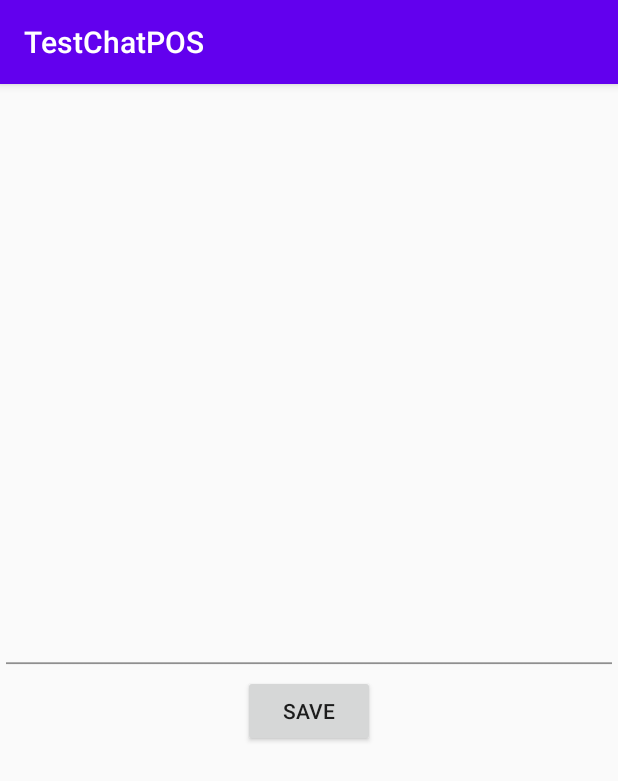
After one commit to russabit/MQTT-chat, an Android app: the NewContactFragment screen opened through its navigation route, on a phone screen of 412 x 824 dp. The commit adds this screen. Shown: the top 781 px of the screen. Run offline under Robolectric (Android 15) with nearby library versions, the phone set to English and light mode, and no system bars; our stand-ins replace Room's generated code.

Commit message:
creating new contact added

```diff
--- a/app/src/main/java/com/rsabitov/testchatpos/DB/Contact.java
+++ b/app/src/main/java/com/rsabitov/testchatpos/DB/Contact.java
@@ -7,7 +7,9 @@ import androidx.room.PrimaryKey;
 @Entity
 public class Contact {
 
-    @PrimaryKey
+    @PrimaryKey(autoGenerate = true)
+    public int id;
+
     @NonNull
     public String name;
 
--- a/app/src/main/java/com/rsabitov/testchatpos/OnNextFragment.java
+++ /dev/null
@@ -1,5 +0,0 @@
-package com.rsabitov.testchatpos;
-
-public interface OnNextFragment {
-    void onNextFragment();
-}
--- a/app/src/main/java/com/rsabitov/testchatpos/fragments/ContactsFragment.java
+++ b/app/src/main/java/com/rsabitov/testchatpos/fragments/ContactsFragment.java
@@ -8,6 +8,7 @@ import android.os.Bundle;
 import androidx.annotation.NonNull;
 import androidx.annotation.Nullable;
 import androidx.fragment.app.Fragment;
+import androidx.navigation.Navigation;
 import androidx.recyclerview.widget.LinearLayoutManager;
 import androidx.recyclerview.widget.RecyclerView;
 
@@ -15,7 +16,7 @@ import android.view.LayoutInflater;
 import android.view.View;
 import android.view.ViewGroup;
 
-import com.rsabitov.testchatpos.OnNextFragment;
+import com.google.android.material.floatingactionbutton.FloatingActionButton;
 import com.rsabitov.testchatpos.R;
 import com.rsabitov.testchatpos.adapters.ContactsRecyclerViewAdapter;
 
@@ -24,7 +25,6 @@ public class ContactsFragment extends Fragment implements ContactsRecyclerViewAd
     private ContactsViewModel mContactsViewModel;
     //private MessagesViewModel mMessagesViewModel;
     private ContactsRecyclerViewAdapter mAdapter;
-    private OnNextFragment mListener;
 
     public static ContactsFragment newInstance() {
         return new ContactsFragment();
@@ -33,7 +33,6 @@ public class ContactsFragment extends Fragment implements ContactsRecyclerViewAd
     @Override
     public void onAttach(@NonNull Context context) {
         super.onAttach(context);
-        mListener = (OnNextFragment) getActivity();
     }
 
     @Override
@@ -44,6 +43,8 @@ public class ContactsFragment extends Fragment implements ContactsRecyclerViewAd
         //mMessagesViewModel = new ViewModelProvider(getActivity()).get(MessagesViewModel.class);
         initRecyclerView(view);
         mContactsViewModel.getAllContacts().observe(getViewLifecycleOwner(), contacts -> mAdapter.setContactsList(contacts));
+        final FloatingActionButton fab = view.findViewById(R.id.fab);
+        fab.setOnClickListener(v -> Navigation.findNavController(v).navigate(R.id.new_contact));
         return view;
     }
 
@@ -57,6 +58,6 @@ public class ContactsFragment extends Fragment implements ContactsRecyclerViewAd
     @Override
     public void onViewClick(int position) {
         //mMessagesViewModel.setContact(mContactsViewModel.contactNames.get(position));
-        mListener.onNextFragment();
+        Navigation.findNavController(getView()).navigate(R.id.messages);
     }
 }
--- a/app/src/main/java/com/rsabitov/testchatpos/fragments/ContactsViewModel.java
+++ b/app/src/main/java/com/rsabitov/testchatpos/fragments/ContactsViewModel.java
@@ -9,7 +9,6 @@ import androidx.lifecycle.LiveData;
 import com.rsabitov.testchatpos.DB.Contact;
 import com.rsabitov.testchatpos.repository.ContactRepositoryImpl;
 import com.rsabitov.testchatpos.repository.ContactRepository;
-import com.rsabitov.testchatpos.util.ContactsCreator;
 
 import java.util.List;
 
@@ -22,8 +21,9 @@ public class ContactsViewModel extends AndroidViewModel {
         super(application);
         mContactRepository = new ContactRepositoryImpl(application); //later will inject a singleton
         mAllContacts = mContactRepository.getAllContacts();
-        mContactRepository.insertFakeContacts(ContactsCreator.getContactsList());
     }
 
     LiveData<List<Contact>> getAllContacts() { return mAllContacts; }
+
+    public void insert(Contact contact) { mContactRepository.insert(contact); }
 }
--- /dev/null
+++ b/app/src/main/java/com/rsabitov/testchatpos/fragments/NewContactFragment.java
@@ -0,0 +1,40 @@
+package com.rsabitov.testchatpos.fragments;
+
+import android.app.Activity;
+import android.content.Context;
+import android.os.Bundle;
+import android.view.LayoutInflater;
+import android.view.View;
+import android.view.ViewGroup;
+import android.view.inputmethod.InputMethodManager;
+import android.widget.Button;
+import android.widget.EditText;
+
+import androidx.annotation.NonNull;
+import androidx.annotation.Nullable;
+import androidx.fragment.app.Fragment;
+import androidx.lifecycle.ViewModelProvider;
+import androidx.navigation.Navigation;
+
+import com.rsabitov.testchatpos.DB.Contact;
+import com.rsabitov.testchatpos.R;
+
+public class NewContactFragment extends Fragment {
+    private ContactsViewModel mContactsViewModel;
+
+    @Nullable
+    @Override
+    public View onCreateView(@NonNull LayoutInflater inflater, @Nullable ViewGroup container, @Nullable Bundle savedInstanceState) {
+        View view = inflater.inflate(R.layout.newcontact_fragment, container, false);
+        mContactsViewModel = new ViewModelProvider(this).get(ContactsViewModel.class);
+
+        final EditText editText = view.findViewById(R.id.contact_name_text);
+        final Button save = view.findViewById(R.id.save_button);
+        save.setOnClickListener(v -> {
+            mContactsViewModel.insert(new Contact(editText.getText().toString()));
+            Navigation.findNavController(getView()).navigate(R.id.contacts);
+        });
+
+        return view;
+    }
+}
--- a/app/src/main/java/com/rsabitov/testchatpos/repository/ContactRepository.java
+++ b/app/src/main/java/com/rsabitov/testchatpos/repository/ContactRepository.java
@@ -8,9 +8,8 @@ import java.util.List;
 
 public interface ContactRepository {
     LiveData<List<Contact>> getAllContacts();
-    void insertFakeContacts(List<Contact> contactsList); //a test method, will remove later
+    void insert(Contact contact);
     /*Contact getContactByName(String name);
-    void insert(Contact contact);
     void update(Contact contact);
     void delete(Contact contact);
     void deleteAll();*/
--- /dev/null
+++ b/app/src/main/res/layout/newcontact_fragment.xml
@@ -0,0 +1,24 @@
+<?xml version="1.0" encoding="utf-8"?>
+<androidx.constraintlayout.widget.ConstraintLayout xmlns:android="http://schemas.android.com/apk/res/android"
+    android:layout_width="match_parent"
+    android:layout_height="match_parent"
+    xmlns:app="http://schemas.android.com/apk/res-auto">
+
+    <EditText
+        android:layout_width="match_parent"
+        android:layout_height="20dp"
+        app:layout_constraintTop_toTopOf="parent"
+        app:layout_constraintBottom_toBottomOf="parent"
+        android:id="@+id/contact_name_text"
+        android:hint="@string/type_name_here_and_press_save"/>
+
+    <Button
+        android:layout_width="wrap_content"
+        android:layout_height="wrap_content"
+        android:id="@+id/save_button"
+        android:text="@string/save"
+        app:layout_constraintTop_toBottomOf="@+id/contact_name_text"
+        app:layout_constraintStart_toStartOf="parent"
+        app:layout_constraintEnd_toEndOf="parent"/>
+
+</androidx.constraintlayout.widget.ConstraintLayout>
--- a/app/src/main/res/navigation/nav_graph.xml
+++ b/app/src/main/res/navigation/nav_graph.xml
@@ -13,6 +13,9 @@
         <action
             android:id="@+id/action_contactsFragment_to_messagesFragment"
             app:destination="@id/messages" />
+        <action
+            android:id="@+id/action_contacts_to_newContactFragment"
+            app:destination="@id/new_contact" />
     </fragment>
 
     <fragment
@@ -20,4 +23,8 @@
         android:name="com.rsabitov.testchatpos.fragments.MessagesFragment"
         android:label="MessagesFragment"
         tools:layout="@layout/messages_fragment"/>
+    <fragment
+        android:id="@+id/new_contact"
+        android:name="com.rsabitov.testchatpos.fragments.NewContactFragment"
+        android:label="NewContactFragment" />
 </navigation>
--- a/app/src/main/res/values/strings.xml
+++ b/app/src/main/res/values/strings.xml
@@ -1,3 +1,5 @@
 <resources>
     <string name="app_name">TestChatPOS</string>
+    <string name="type_name_here_and_press_save">type name here and press save</string>
+    <string name="save">save</string>
 </resources>
```
Also changed, not shown: app/src/main/java/com/rsabitov/testchatpos/MainActivity.java (+3 -8 lines), app/src/main/java/com/rsabitov/testchatpos/repository/ContactRepositoryImpl.java (+3 -4 lines), app/src/main/java/com/rsabitov/testchatpos/util/ContactsCreator.java (deleted, +0 -19 lines), app/src/main/res/drawable/ic_person_add_black_24dp.xml (added, +9 -0 lines), app/src/main/res/layout/contacts_fragment.xml (+8 -0 lines).
